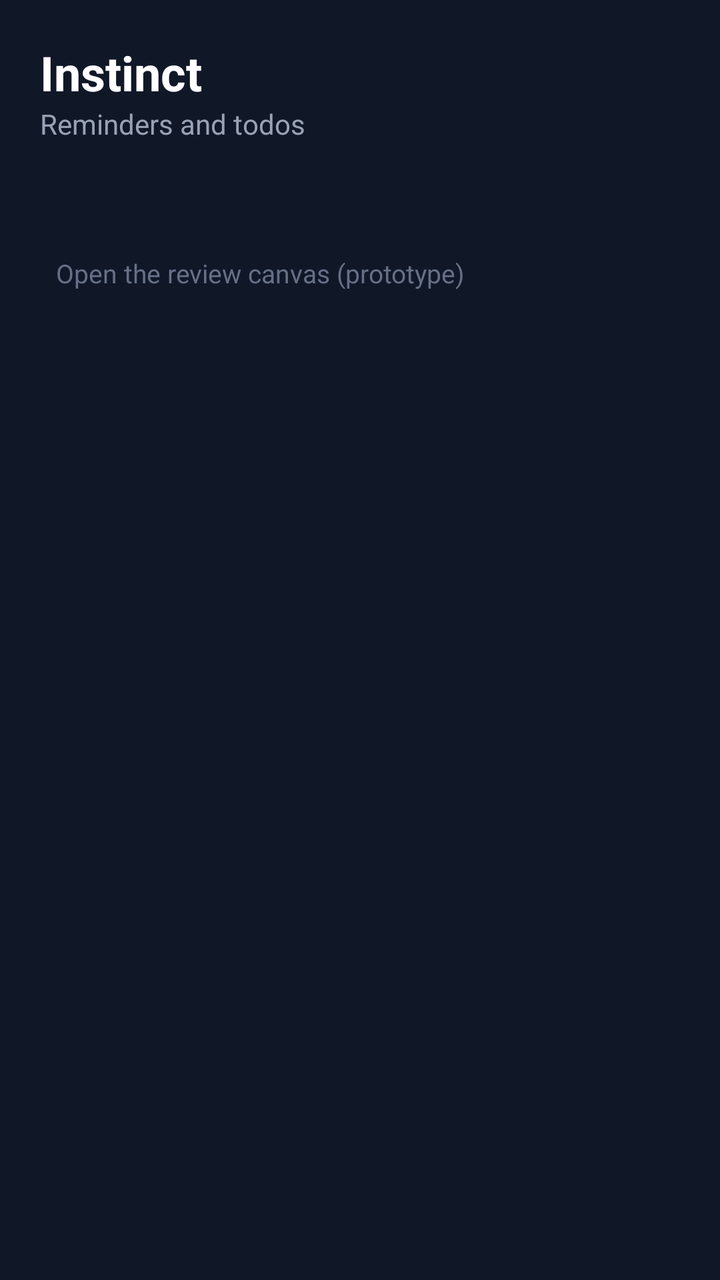
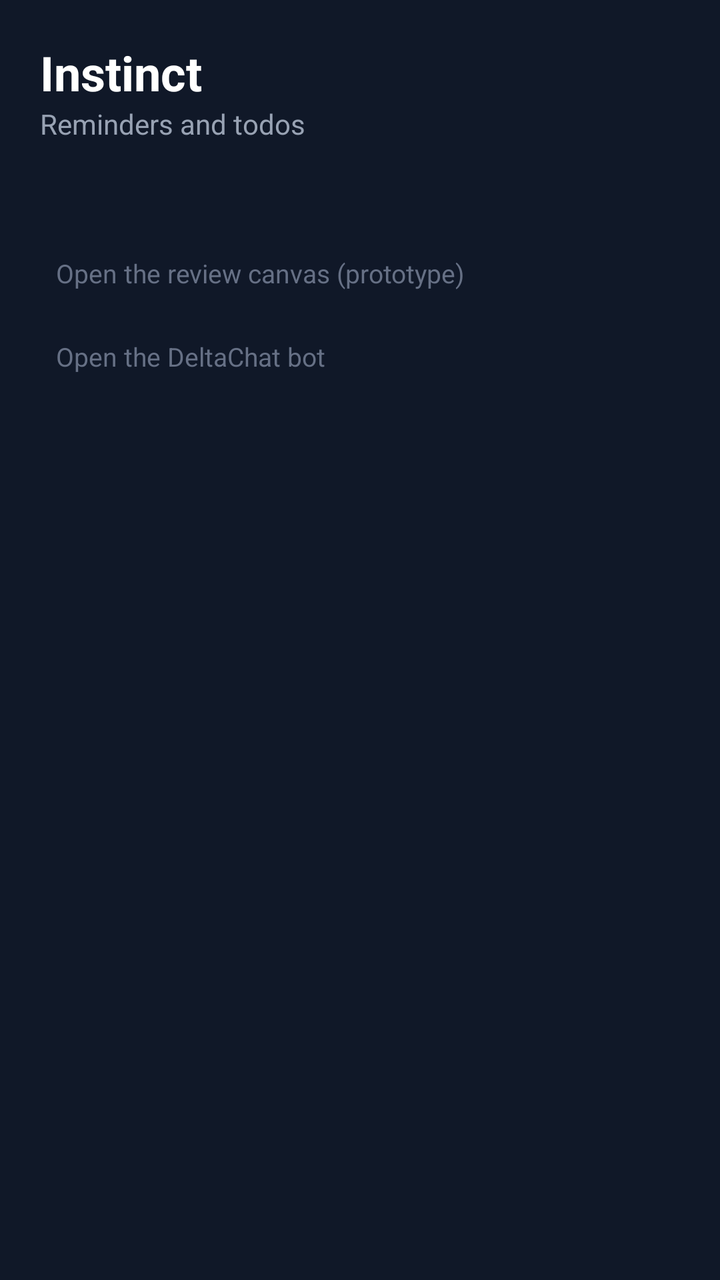

The first picture is an Android layout as it rendered before a commit; the second is the same layout after the commit. The layout source and the unified diff follow.
<!-- AndroidManifest.xml: application theme AppTheme -->
<!-- res/layout/activity_main.xml -->
<?xml version="1.0" encoding="utf-8"?>
<LinearLayout xmlns:android="http://schemas.android.com/apk/res/android"
    android:layout_width="match_parent" android:layout_height="match_parent"
    android:orientation="vertical" android:background="#101828" android:padding="20dp">

    <TextView android:id="@+id/title" android:layout_width="match_parent" android:layout_height="wrap_content"
        android:text="Instinct" android:textColor="#FFFFFF" android:textSize="24sp" android:textStyle="bold" />
    <TextView android:id="@+id/subtitle" android:layout_width="match_parent" android:layout_height="wrap_content"
        android:text="Reminders and todos" android:textColor="#98A2B3" android:textSize="14sp"
        android:layout_marginBottom="16dp" />

    <LinearLayout android:id="@+id/pairingPane" android:layout_width="match_parent" android:layout_height="wrap_content"
        android:orientation="vertical" android:visibility="gone">
        <TextView android:layout_width="match_parent" android:layout_height="wrap_content"
            android:text="Pair this phone with Instinct" android:textColor="#F59E0B" android:textSize="16sp" android:textStyle="bold" />
        <TextView android:layout_width="match_parent" android:layout_height="wrap_content"
            android:layout_marginTop="8dp" android:textColor="#D0D5DD" android:textSize="14sp"
            android:text="1. Tap the button below to create this phone's private key.\n2. Send the shown public key to Instinct on WhatsApp (it is not secret).\n3. Instinct encrypts your list so only this phone can read it.\n4. Come back and tap Sync now." />
        <Button android:id="@+id/generateKey" android:layout_width="match_parent" android:layout_height="wrap_content"
            android:layout_marginTop="16dp" android:text="Create pairing key" />
        <TextView android:id="@+id/pubkeyLabel" android:layout_width="match_parent" android:layout_height="wrap_content"
            android:layout_marginTop="16dp" android:text="Your public key:" android:textColor="#98A2B3"
            android:textSize="12sp" android:visibility="gone" />
        <TextView android:id="@+id/pubkey" android:layout_width="match_parent" android:layout_height="wrap_content"
            android:textColor="#FFFFFF" android:textSize="12sp" android:textIsSelectable="true"
            android:background="#1D2939" android:padding="12dp" android:visibility="gone" />
        <Button android:id="@+id/copyKey" android:layout_width="match_parent" android:layout_height="wrap_content"
            android:layout_marginTop="8dp" android:text="Copy public key" android:visibility="gone" />
        <TextView android:layout_width="match_parent" android:layout_height="wrap_content"
            android:layout_marginTop="16dp" android:text="Feed address (only for public builds without one built in):"
            android:textColor="#98A2B3" android:textSize="12sp" />
        <EditText android:id="@+id/feedUrlInput" android:layout_width="match_parent" android:layout_height="wrap_content"
            android:layout_marginTop="4dp" android:hint="https://files.instinct.com/..." android:textColor="#FFFFFF"
            android:textColorHint="#475467" android:textSize="13sp" android:background="#1D2939" android:padding="12dp"
            android:inputType="textUri" />
        <Button android:id="@+id/saveFeedUrl" android:layout_width="match_parent" android:layout_height="wrap_content"
            android:layout_marginTop="8dp" android:text="Save feed address" />
    </LinearLayout>

    <LinearLayout android:id="@+id/listPane" android:layout_width="match_parent" android:layout_height="0dp"
        android:layout_weight="1" android:orientation="vertical" android:visibility="gone">
        <ListView android:id="@+id/list" android:layout_width="match_parent" android:layout_height="0dp"
            android:layout_weight="1" android:divider="#1D2939" android:dividerHeight="1dp" />
        <TextView android:id="@+id/empty" android:layout_width="match_parent" android:layout_height="wrap_content"
            android:text="Nothing synced yet. Tap Sync now." android:textColor="#98A2B3" android:textSize="14sp"
            android:padding="12dp" android:visibility="gone" />
    </LinearLayout>

    <TextView android:id="@+id/lastSync" android:layout_width="match_parent" android:layout_height="wrap_content"
        android:layout_marginTop="8dp" android:textColor="#667085" android:textSize="12sp" />
    <Button android:id="@+id/syncNow" android:layout_width="match_parent" android:layout_height="wrap_content"
        android:layout_marginTop="8dp" android:text="Sync now" android:visibility="gone" />
    <TextView android:id="@+id/repair" android:layout_width="match_parent" android:layout_height="wrap_content"
        android:layout_marginTop="8dp" android:text="Re-pair this phone" android:textColor="#667085"
        android:textSize="13sp" android:padding="8dp" android:visibility="gone" />
    <TextView android:id="@+id/openCanvas" android:layout_width="match_parent" android:layout_height="wrap_content"
        android:layout_marginTop="8dp" android:text="Open the review canvas (prototype)" android:textColor="#667085"
        android:textSize="13sp" android:padding="8dp" />
    <TextView android:id="@+id/updateLine" android:layout_width="match_parent" android:layout_height="wrap_content"
        android:layout_marginTop="8dp" android:textColor="#F59E0B" android:textSize="12sp"
        android:padding="4dp" android:visibility="gone" />
    <TextView android:id="@+id/version" android:layout_width="match_parent" android:layout_height="wrap_content"
        android:text="" android:textColor="#475467" android:textSize="11sp" android:gravity="end" />
</LinearLayout>
<!-- resources referenced by this layout -->
<resources>
  <style name="AppTheme" parent="android:Theme.Material.NoActionBar">
          <item name="android:windowBackground">@android:color/black</item>
          <item name="android:statusBarColor">#101828</item>
          <item name="android:navigationBarColor">#101828</item>
          <item name="android:colorAccent">#F59E0B</item>
      </style>
</resources>

<!-- the commit's change to res/layout/activity_main.xml (unified diff, before → after) -->
@@ -56,6 +56,9 @@
     <TextView android:id="@+id/openCanvas" android:layout_width="match_parent" android:layout_height="wrap_content"
         android:layout_marginTop="8dp" android:text="Open the review canvas (prototype)" android:textColor="#667085"
         android:textSize="13sp" android:padding="8dp" />
+    <TextView android:id="@+id/openBot" android:layout_width="match_parent" android:layout_height="wrap_content"
+        android:layout_marginTop="8dp" android:text="Open the DeltaChat bot" android:textColor="#667085"
+        android:textSize="13sp" android:padding="8dp" />
     <TextView android:id="@+id/updateLine" android:layout_width="match_parent" android:layout_height="wrap_content"
         android:layout_marginTop="8dp" android:textColor="#F59E0B" android:textSize="12sp"
         android:padding="4dp" android:visibility="gone" />
